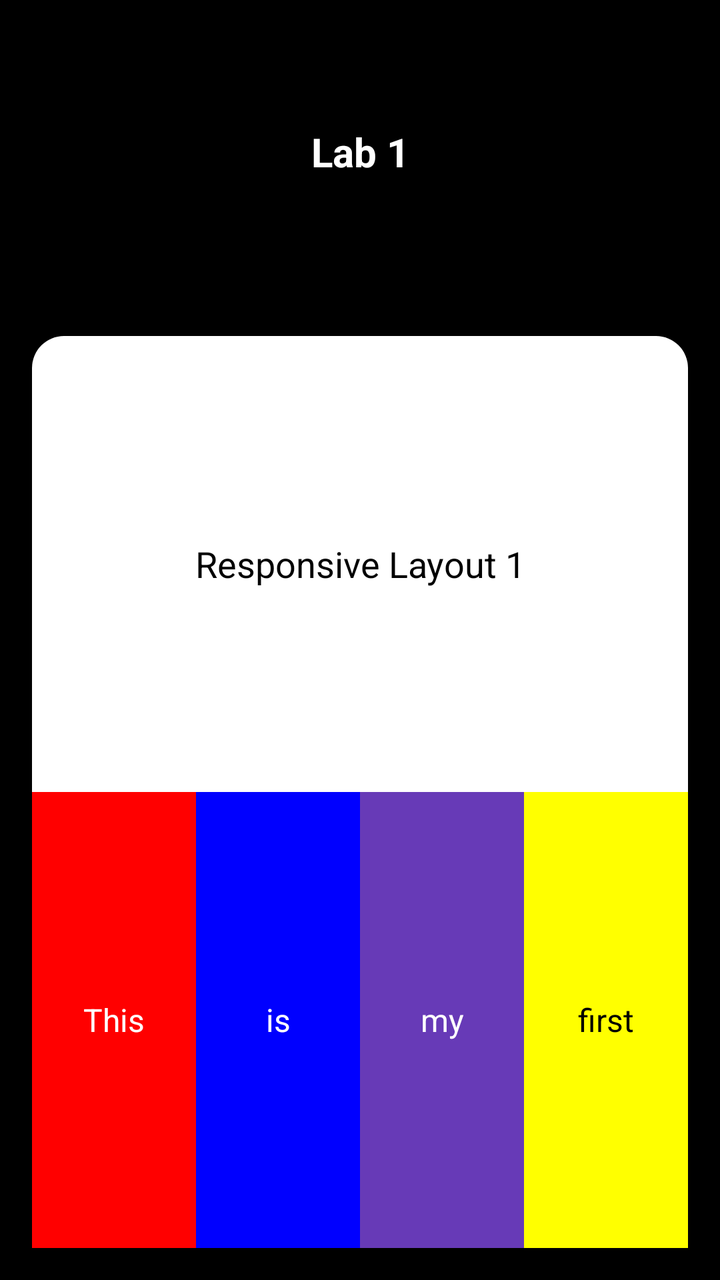
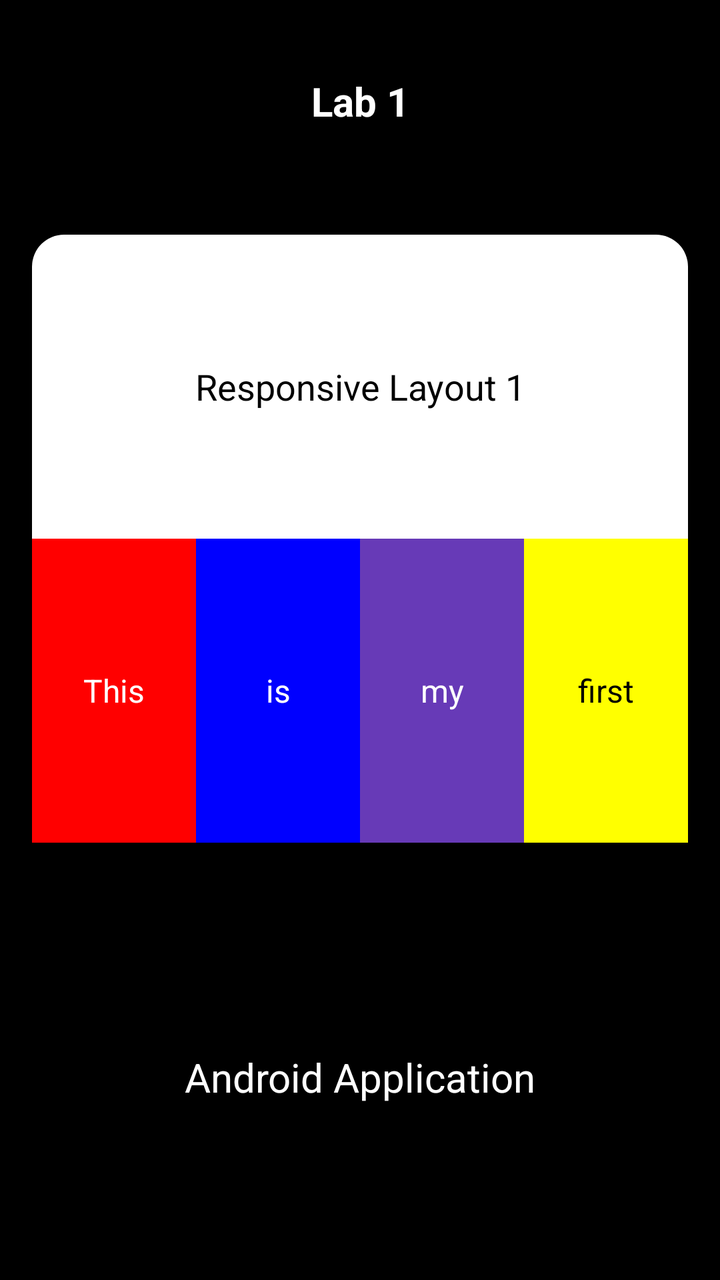

Compare the two renders of this Android layout. The source of the first and the diff that turns it into the second are given below.
<!-- AndroidManifest.xml: application theme Theme.P1 -->
<!-- res/layout/activity_main.xml -->
<?xml version="1.0" encoding="utf-8"?>
<LinearLayout xmlns:android="http://schemas.android.com/apk/res/android"
    android:layout_width="match_parent"
    android:layout_height="match_parent"
    android:orientation="vertical"
    android:background="#000000">
    <TextView
        android:id="@+id/tvLabTitle"
        android:layout_width="match_parent"
        android:layout_height="0dp"
        android:layout_weight="1"
        android:gravity="center"
        android:text="Lab 1"
        android:textColor="#FFFFFF"
        android:textSize="20sp"
        android:textStyle="bold" />
    <LinearLayout
        android:id="@+id/cardContainer"
        android:layout_width="match_parent"
        android:layout_height="0dp"
        android:layout_weight="3"
        android:layout_margin="16dp"
        android:background="@drawable/card_bg"
        android:orientation="vertical">
        <TextView
            android:id="@+id/tvResponsiveTitle"
            android:layout_width="match_parent"
            android:layout_height="0dp"
            android:layout_weight="1"
            android:gravity="center"
            android:text="Responsive Layout 1"
            android:textColor="#000000"
            android:textSize="18sp" />
        <LinearLayout
            android:id="@+id/colorRow"
            android:layout_width="match_parent"
            android:layout_height="0dp"
            android:layout_weight="1"
            android:orientation="horizontal">

            <TextView
                android:id="@+id/tvRed"
                android:layout_width="0dp"
                android:layout_height="match_parent"
                android:layout_weight="1"
                android:gravity="center"
                android:background="#FF0000"
                android:text="This"
                android:textColor="#FFFFFF"
                android:textSize="16sp" />

            <TextView
                android:id="@+id/tvBlue"
                android:layout_width="0dp"
                android:layout_height="match_parent"
                android:layout_weight="1"
                android:gravity="center"
                android:background="#0000FF"
                android:text="is"
                android:textColor="#FFFFFF"
                android:textSize="16sp" />

            <TextView
                android:id="@+id/tvPurple"
                android:layout_width="0dp"
                android:layout_height="match_parent"
                android:layout_weight="1"
                android:gravity="center"
                android:background="#673AB7"
                android:text="my"
                android:textColor="#FFFFFF"
                android:textSize="16sp" />

            <TextView
                android:id="@+id/tvYellow"
                android:layout_width="0dp"
                android:layout_height="match_parent"
                android:layout_weight="1"
                android:gravity="center"
                android:background="#FFFF00"
                android:text="first"
                android:textColor="#000000"
                android:textSize="16sp" />
        </LinearLayout>
    </LinearLayout>
</LinearLayout>
<!-- resources referenced by this layout -->
<resources>
  <!-- drawable card_bg (drawable) -->
  <?xml version="1.0" encoding="utf-8"?>
  <shape xmlns:android="http://schemas.android.com/apk/res/android">
      <solid android:color="#FFFFFF" />
      <corners android:radius="16dp" />
  </shape>
  <style name="Theme.P1" parent="Base.Theme.P1" />
  <style name="Base.Theme.P1" parent="Theme.Material3.DayNight.NoActionBar">
          
          
      </style>
</resources>

<!-- the commit's change to res/layout/activity_main.xml (unified diff, before → after) -->
@@ -83,4 +83,13 @@
                 android:textSize="16sp" />
         </LinearLayout>
     </LinearLayout>
+    <TextView
+        android:id="@+id/tvAndroidApplication"
+        android:layout_width="match_parent"
+        android:layout_height="0dp"
+        android:layout_weight="2"
+        android:gravity="center"
+        android:text="Android Application"
+        android:textColor="#FFFFFF"
+        android:textSize="20sp" />
 </LinearLayout>
